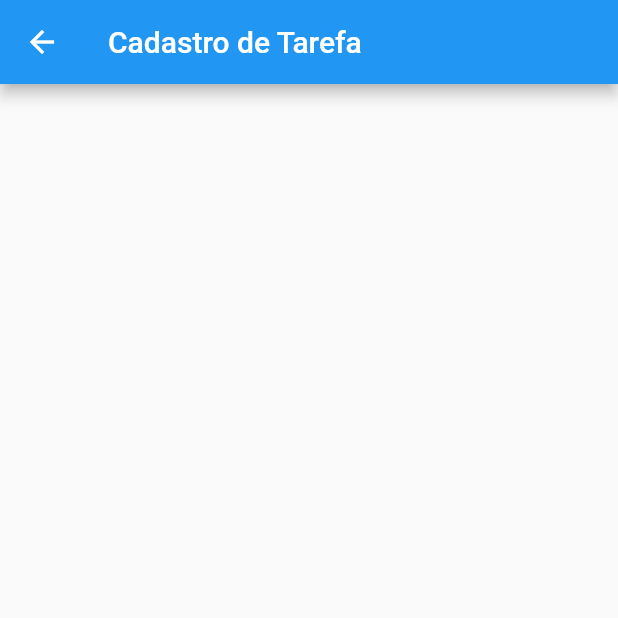
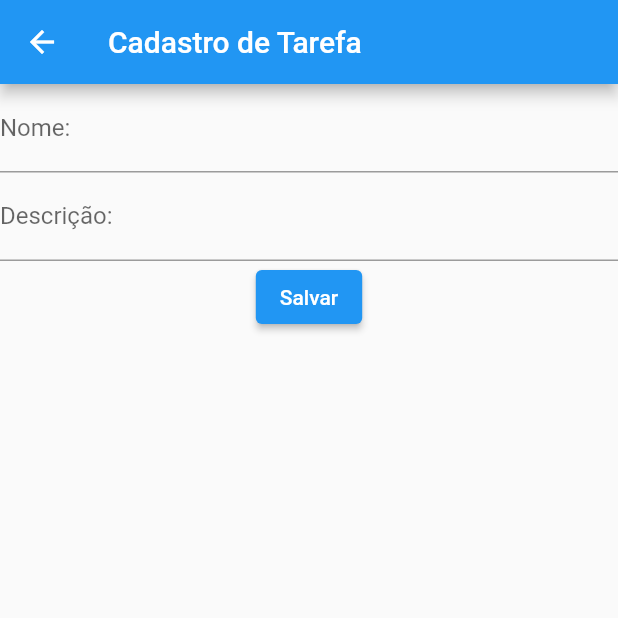
Before and after one commit to csxmaia/psa-flutter-crud, a Flutter app: the screen it shows after launch, after a tap on the "add" icon, on a phone screen of 412 x 824 dp, the top half of it. Run offline on Flutter 3.47's test engine with Material 2 defaults, Android fonts, the phone set to English and light mode, and no system bars; our stand-ins replace sqflite; accounts and stored records are empty.

Commit message:
conexoes db, form implements

```diff
--- a/lib/form_tarefa.dart
+++ b/lib/form_tarefa.dart
@@ -1,12 +1,53 @@
 import 'package:flutter/material.dart';
+import 'package:path/path.dart';
+import 'package:sqflite/sqflite.dart';
 
 class FormTarefa extends StatelessWidget {
+  final _formKey = GlobalKey<FormState>();
+  String? nome;
+  String? descricao;
+
+  salvar(BuildContext context,
+      {int? id, required String nome, required String descricao}) async {
+    var caminho = join(await getDatabasesPath(), 'bancofinal.db');
+    var banco = await openDatabase(caminho);
+    String sql;
+    if (id == null) {
+      sql = 'INSERT INTO tarefa (nome, descricao) VALUES (?, ?)';
+      banco.rawInsert(sql, [nome, descricao]);
+    } else {
+      sql = 'UPDATE tarefa SET nome = ?, descricao = ? HWERE id = ?';
+    }
+    Navigator.pushNamed(context, '/');
+  }
+
   @override
   Widget build(BuildContext context) {
     return Scaffold(
-      appBar: AppBar(
-        title: const Text('Cadastro de Tarefa')
-      )
+      appBar: AppBar(title: const Text('Cadastro de Tarefa')),
+      body: Container(
+          child: Form(
+              child: Column(
+        children: [
+          TextField(
+              decoration: const InputDecoration(labelText: "Nome:"),
+              keyboardType: TextInputType.text,
+              onChanged: (String val) {
+                nome = val;
+              }),
+          TextField(
+              decoration: const InputDecoration(labelText: "Descrição:"),
+              keyboardType: TextInputType.text,
+              onChanged: (String val) {
+                descricao = val;
+              }),
+          ElevatedButton(
+            onPressed: () =>
+                salvar(context, nome: nome!, descricao: descricao!),
+            child: const Text("Salvar"),
+          )
+        ],
+      ))),
     );
   }
 }
--- a/lib/lista_tarefa.dart
+++ b/lib/lista_tarefa.dart
@@ -2,27 +2,28 @@ import 'package:flutter/material.dart';
 import 'package:path/path.dart';
 import 'package:sqflite/sqflite.dart';
 
-class ListaTarefa extends StatelessWidget{
-
+class ListaTarefa extends StatelessWidget {
   Future<List<Map<String, Object?>>> buscarDados() async {
-    String caminhoBD = join(await getDatabasesPath(), 'banco.db');
-    Database banco = await openDatabase(
-      caminhoBD,
-      version: 1,
-      onCreate: (db, version){
-        db.execute("""
+    String caminhoBD = join(await getDatabasesPath(), 'bancofinal.db');
+    // deleteDatabase(caminhoBD);
+    Database banco =
+        await openDatabase(caminhoBD, version: 1, onCreate: (db, version) {
+      db.execute('''
         CREATE TABLE tarefa(
-            id INTEGER PRIMARY KEY
+          id INTEGER PRIMARY KEY,
           nome TEXT NOT NULL,
           descricao TEXT NOT NULL
         )
-        """);
-        db.execute('INSERT INTO tarefa (nome, descricao) VALUES ("CADASTRO", "DSA")');
-        db.execute('INSERT INTO tarefa (nome, descricao) VALUES ("APRESENTACAO", "CS")');
-        db.execute('INSERT INTO tarefa (nome, descricao) VALUES ("LISTA EXE", "G")');
-      }
-    );
-    List<Map<String, Object?>> tarefas = await banco.rawQuery('SELECT * FROM tarefa');
+      ''');
+      db.execute(
+          'INSERT INTO tarefa (nome, descricao) VALUES ("Tarefa 1", "Descricao 1")');
+      db.execute(
+          'INSERT INTO tarefa (nome, descricao) VALUES ("Tarefa 2", "Descricao 2")');
+    });
+
+    List<Map<String, Object?>> tarefas =
+        await banco.rawQuery('SELECT * FROM tarefa');
+
     return tarefas;
   }
 
@@ -30,32 +31,27 @@ class ListaTarefa extends StatelessWidget{
   Widget build(BuildContext context) {
     buscarDados();
     return Scaffold(
-      appBar: AppBar(
-        title: const Text("Lista de Tarefas"),
-        actions: [
+      appBar: AppBar(title: const Text("Lista de Tarefas"), actions: [
         IconButton(
-            icon: Icon(Icons.add),
+          icon: const Icon(Icons.add),
           onPressed: () => Navigator.pushNamed(context, '/formTarefa'),
         )
-        ]
-      ),
+      ]),
       body: FutureBuilder(
           future: buscarDados(),
-        builder: (context, AsyncSnapshot<List<Map<String, Object?>>> dadosFuturos){
-          if(!dadosFuturos.hasData) return const CircularProgressIndicator();
+          builder: (context,
+              AsyncSnapshot<List<Map<String, Object?>>> dadosFuturos) {
+            if (!dadosFuturos.hasData) return const CircularProgressIndicator();
             var tarefas = dadosFuturos.data!;
             return ListView.builder(
                 itemCount: tarefas.length,
-            itemBuilder: (context, contador){
+                itemBuilder: (context, contador) {
                   var tarefa = tarefas[contador];
                   return ListTile(
                       title: Text(tarefa['nome'].toString()),
-                subtitle: Text(tarefa['descricao'].toString())
-              );
-            }
-          );
-        }
-      ),
+                      subtitle: Text(tarefa['descricao'].toString()));
+                });
+          }),
     );
   }
 }
```
Lines whose indentation alone changed are shown as unchanged.
